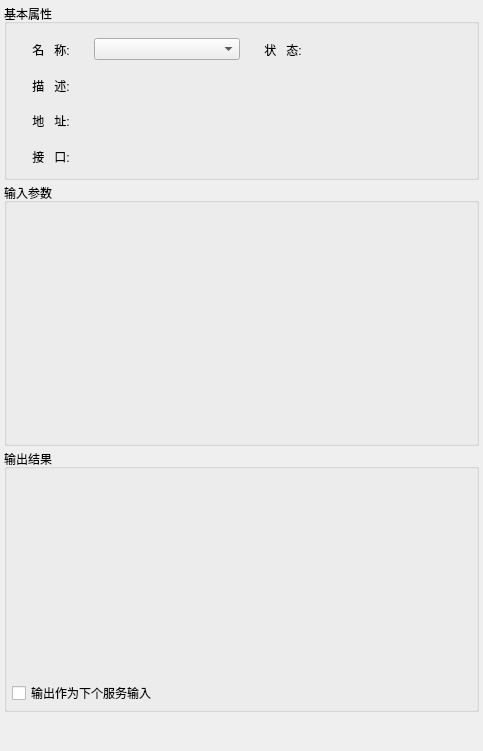
Old version of the form SelfWidget/mypropertyedit.ui in the repository xibeilang524/Graphics.
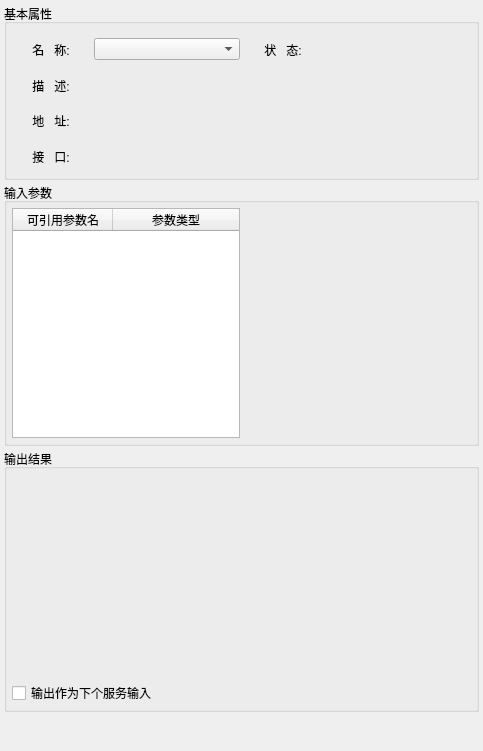
New version of the form.

Commit message: 增加单步推演查看信息时禁止编辑;调整参数引用只引用上一步;增加属性编辑框查左侧查看上步输出结果

```diff
--- a/SelfWidget/mypropertyedit.ui
+++ b/SelfWidget/mypropertyedit.ui
@@ -222,7 +222,7 @@
         <property name="title">
          <string>输入参数</string>
         </property>
-        <layout class="QVBoxLayout" name="verticalLayout_4">
+        <layout class="QHBoxLayout" name="horizontalLayout" stretch="0,0">
          <property name="spacing">
           <number>3</number>
          </property>
@@ -230,7 +230,64 @@
           <number>4</number>
          </property>
          <item>
-          <widget class="QWidget" name="inputWidget" native="true"/>
+          <widget class="QWidget" name="widget_4" native="true">
+           <property name="minimumSize">
+            <size>
+             <width>230</width>
+             <height>0</height>
+            </size>
+           </property>
+           <property name="maximumSize">
+            <size>
+             <width>230</width>
+             <height>16777215</height>
+            </size>
+           </property>
+           <layout class="QVBoxLayout" name="verticalLayout_4">
+            <property name="margin">
+             <number>1</number>
+            </property>
+            <item>
+             <widget class="QTableWidget" name="quoteTable">
+              <property name="minimumSize">
+               <size>
+                <width>0</width>
+                <height>0</height>
+               </size>
+              </property>
+              <property name="maximumSize">
+               <size>
+                <width>16777215</width>
+                <height>16777215</height>
+               </size>
+              </property>
+              <attribute name="horizontalHeaderStretchLastSection">
+               <bool>true</bool>
+              </attribute>
+              <column>
+               <property name="text">
+                <string>可引用参数名</string>
+               </property>
+              </column>
+              <column>
+               <property name="text">
+                <string>参数类型</string>
+               </property>
+              </column>
+             </widget>
+            </item>
+           </layout>
+          </widget>
+         </item>
+         <item>
+          <widget class="QWidget" name="inputWidget" native="true">
+           <property name="sizePolicy">
+            <sizepolicy hsizetype="Expanding" vsizetype="Preferred">
+             <horstretch>0</horstretch>
+             <verstretch>0</verstretch>
+            </sizepolicy>
+           </property>
+          </widget>
          </item>
         </layout>
        </widget>
```
The commit also changes 19 other files.
